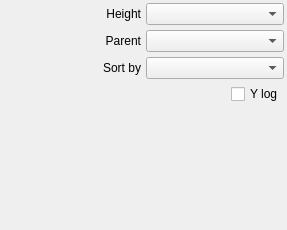
The window that glue/plugins/dendro_viewer/qt/options_widget.ui (glue-viz/glue) describes before a commit, drawn with Qt 5.
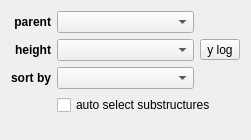
The same window after the commit.

Commit message: Improve options widget layout

```diff
--- a/glue/plugins/dendro_viewer/qt/options_widget.ui
+++ b/glue/plugins/dendro_viewer/qt/options_widget.ui
@@ -6,97 +6,61 @@
    <rect>
     <x>0</x>
     <y>0</y>
-    <width>287</width>
-    <height>230</height>
+    <width>251</width>
+    <height>140</height>
    </rect>
   </property>
   <property name="windowTitle">
    <string>Form</string>
   </property>
-  <layout class="QHBoxLayout" name="horizontalLayout_5">
-   <property name="leftMargin">
-    <number>3</number>
-   </property>
-   <property name="topMargin">
-    <number>3</number>
-   </property>
-   <property name="rightMargin">
-    <number>3</number>
-   </property>
-   <property name="bottomMargin">
-    <number>3</number>
-   </property>
-   <item>
-    <layout class="QVBoxLayout" name="verticalLayout">
-     <property name="spacing">
-      <number>5</number>
-     </property>
-     <item>
-      <layout class="QHBoxLayout" name="horizontalLayout">
-       <item>
-        <widget class="QLabel" name="label">
-         <property name="text">
-          <string>Height</string>
-         </property>
-         <property name="alignment">
-          <set>Qt::AlignRight|Qt::AlignTrailing|Qt::AlignVCenter</set>
-         </property>
-        </widget>
-       </item>
-       <item>
-        <widget class="QComboBox" name="combosel_height_att">
-         <property name="sizeAdjustPolicy">
-          <enum>QComboBox::AdjustToMinimumContentsLength</enum>
-         </property>
-        </widget>
-       </item>
-      </layout>
-     </item>
-     <item>
-      <layout class="QHBoxLayout" name="horizontalLayout_2">
-       <item>
-        <widget class="QLabel" name="label_2">
-         <property name="text">
-          <string>Parent</string>
-         </property>
-         <property name="alignment">
-          <set>Qt::AlignRight|Qt::AlignTrailing|Qt::AlignVCenter</set>
-         </property>
-        </widget>
-       </item>
-       <item>
-        <widget class="QComboBox" name="combosel_parent_att">
-         <property name="sizeAdjustPolicy">
-          <enum>QComboBox::AdjustToMinimumContentsLength</enum>
-         </property>
-        </widget>
-       </item>
-      </layout>
-     </item>
-     <item>
-      <layout class="QHBoxLayout" name="horizontalLayout_3">
-       <item>
-        <widget class="QLabel" name="label_3">
-         <property name="text">
-          <string>Sort by</string>
-         </property>
-         <property name="alignment">
-          <set>Qt::AlignRight|Qt::AlignTrailing|Qt::AlignVCenter</set>
-         </property>
-        </widget>
-       </item>
-       <item>
+  <layout class="QGridLayout" name="gridLayout">
+   <item row="2" column="1">
         <widget class="QComboBox" name="combosel_order_att">
          <property name="sizeAdjustPolicy">
           <enum>QComboBox::AdjustToMinimumContentsLength</enum>
          </property>
         </widget>
        </item>
-      </layout>
-     </item>
-     <item>
-      <layout class="QHBoxLayout" name="horizontalLayout_4">
-       <item>
+   <item row="0" column="0">
+    <widget class="QLabel" name="label_2">
+     <property name="font">
+      <font>
+       <weight>75</weight>
+       <bold>true</bold>
+      </font>
+     </property>
+     <property name="text">
+      <string>parent</string>
+     </property>
+     <property name="alignment">
+      <set>Qt::AlignRight|Qt::AlignTrailing|Qt::AlignVCenter</set>
+     </property>
+    </widget>
+   </item>
+   <item row="4" column="0">
+    <spacer name="verticalSpacer">
+     <property name="orientation">
+      <enum>Qt::Vertical</enum>
+     </property>
+     <property name="sizeHint" stdset="0">
+      <size>
+       <width>20</width>
+       <height>40</height>
+      </size>
+     </property>
+    </spacer>
+   </item>
+   <item row="1" column="2">
+    <widget class="QToolButton" name="bool_y_log">
+     <property name="text">
+      <string>y log</string>
+     </property>
+     <property name="checkable">
+      <bool>true</bool>
+     </property>
+    </widget>
+   </item>
+   <item row="4" column="1">
         <spacer name="horizontalSpacer">
          <property name="orientation">
           <enum>Qt::Horizontal</enum>
@@ -104,34 +68,63 @@
          <property name="sizeHint" stdset="0">
           <size>
            <width>40</width>
-           <height>20</height>
+       <height>1</height>
           </size>
          </property>
         </spacer>
        </item>
-       <item>
-        <widget class="QCheckBox" name="bool_y_log">
+   <item row="2" column="0">
+    <widget class="QLabel" name="label_3">
+     <property name="font">
+      <font>
+       <weight>75</weight>
+       <bold>true</bold>
+      </font>
+     </property>
          <property name="text">
-          <string>Y log</string>
-         </property>
-        </widget>
-       </item>
-      </layout>
-     </item>
-     <item>
-      <spacer name="verticalSpacer">
-       <property name="orientation">
-        <enum>Qt::Vertical</enum>
-       </property>
-       <property name="sizeHint" stdset="0">
-        <size>
-         <width>17</width>
-         <height>17</height>
-        </size>
-       </property>
-      </spacer>
-     </item>
-    </layout>
+      <string>sort by</string>
+     </property>
+     <property name="alignment">
+      <set>Qt::AlignRight|Qt::AlignTrailing|Qt::AlignVCenter</set>
+     </property>
+    </widget>
+   </item>
+   <item row="1" column="0">
+    <widget class="QLabel" name="label">
+     <property name="font">
+      <font>
+       <weight>75</weight>
+       <bold>true</bold>
+      </font>
+     </property>
+     <property name="text">
+      <string>height</string>
+     </property>
+     <property name="alignment">
+      <set>Qt::AlignRight|Qt::AlignTrailing|Qt::AlignVCenter</set>
+     </property>
+    </widget>
+   </item>
+   <item row="1" column="1">
+    <widget class="QComboBox" name="combosel_height_att">
+     <property name="sizeAdjustPolicy">
+      <enum>QComboBox::AdjustToMinimumContentsLength</enum>
+     </property>
+    </widget>
+   </item>
+   <item row="0" column="1">
+    <widget class="QComboBox" name="combosel_parent_att">
+     <property name="sizeAdjustPolicy">
+      <enum>QComboBox::AdjustToMinimumContentsLength</enum>
+     </property>
+    </widget>
+   </item>
+   <item row="3" column="1" colspan="2">
+    <widget class="QCheckBox" name="bool_select_substruct">
+     <property name="text">
+      <string>auto select substructures</string>
+     </property>
+    </widget>
    </item>
   </layout>
  </widget>
```
Lines whose indentation alone changed are shown as unchanged. The commit also changes 2 other files.
